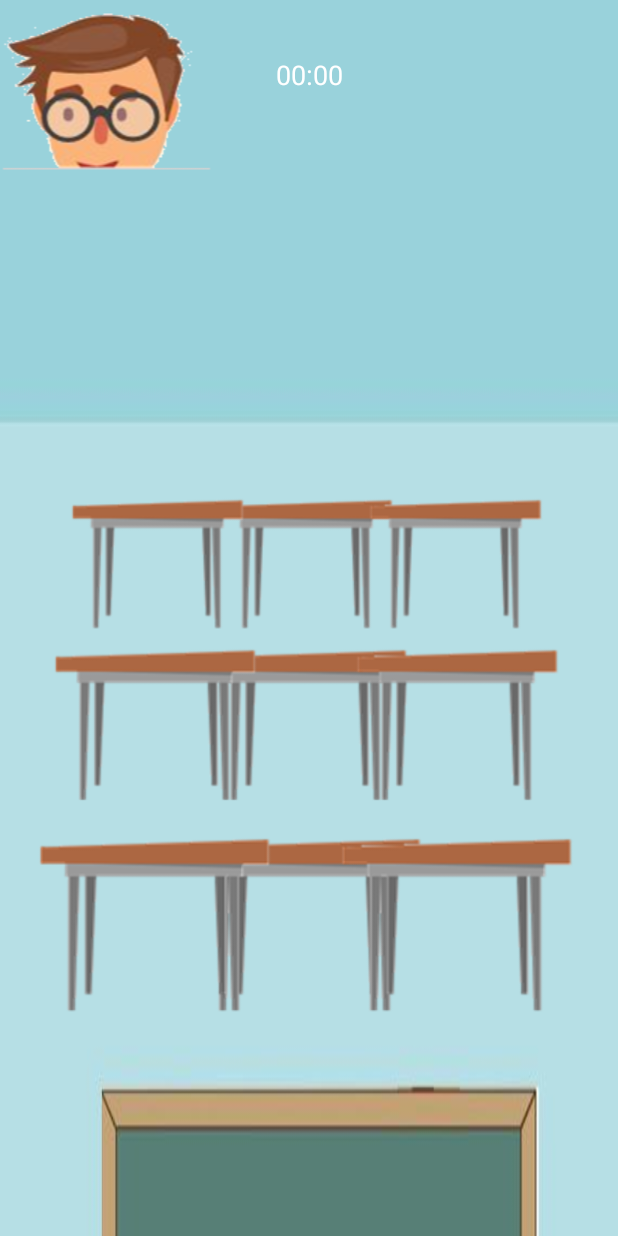
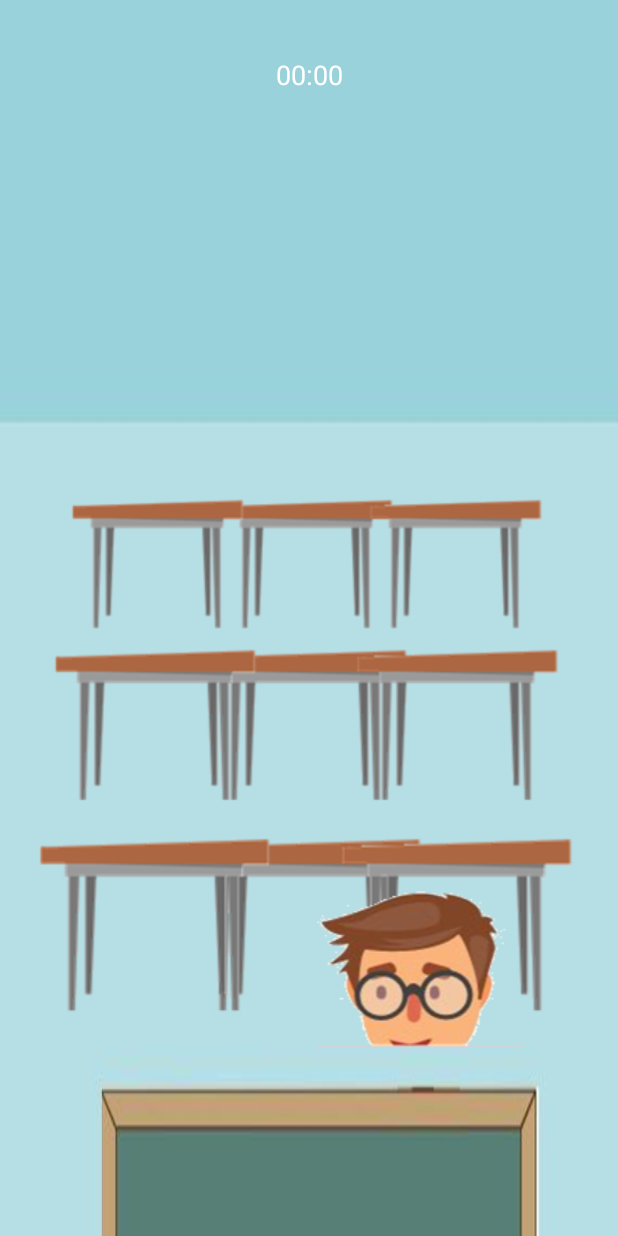
Before and after one commit to hwanghyohyuk/Escape, an Android app: the layout activity_singleplay.xml on its own in the app's theme, with its tools: preview values and no code run, on a phone screen of 412 x 824 dp. Run offline under Robolectric (Android 15) with nearby library versions, the phone set to English and light mode, and no system bars.

Commit message:
Merge branch 'master' of https://github.com/hwanghyohyuk/Escape
# Conflicts:
#	app/src/main/java/com/escape/angel/escape/game/SinglePlayActivity.java

```diff
--- a/app/src/main/res/layout/activity_singleplay.xml
+++ b/app/src/main/res/layout/activity_singleplay.xml
@@ -167,8 +167,12 @@
         android:layout_width="142dp"
         android:layout_height="114dp"
         app:srcCompat="@drawable/t_front"
-        tools:layout_editor_absoluteY="202dp"
-        tools:layout_editor_absoluteX="366dp" />
+        app:layout_constraintLeft_toLeftOf="parent"
+        app:layout_constraintTop_toTopOf="parent"
+        app:layout_constraintBottom_toBottomOf="parent"
+        app:layout_constraintRight_toRightOf="parent"
+        app:layout_constraintHorizontal_bias="0.773"
+        app:layout_constraintVertical_bias="0.824" />
 
     <Chronometer
         android:id="@+id/timer"
```
